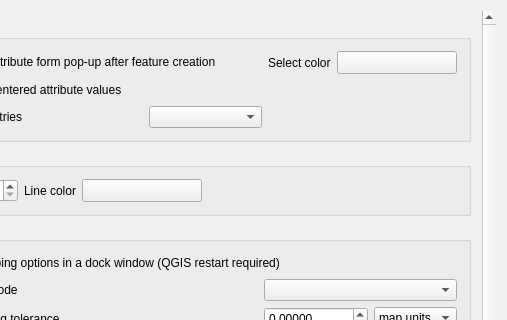
First picture: the form in src/ui/qgsoptionsbase.ui, repository qgis/QGIS, before the edit; both pictures show x 273 to 780 and y 0 to 320 of the 780 by 629 pixel window.
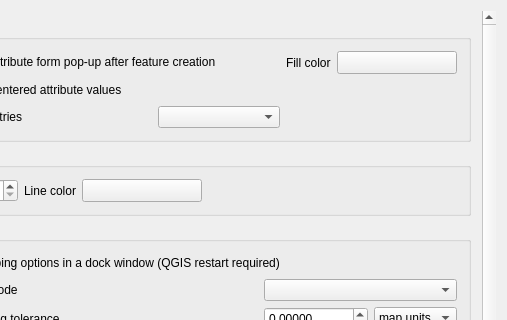
Second picture: the form after the edit. The open tabs and pages were chosen to show the change. Icons and pictures are not drawn. Custom widgets are drawn as their Qt base class.

Commit message: Use the fill color also on create feature

```diff
--- a/src/ui/qgsoptionsbase.ui
+++ b/src/ui/qgsoptionsbase.ui
@@ -3583,7 +3583,7 @@
                      </sizepolicy>
                     </property>
                     <property name="text">
-                     <string>Select color</string>
+                     <string>Fill color</string>
                     </property>
                    </widget>
                   </item>
```
Left out of the diff: 2 changed lines with no effect on the pictures. The commit also changes 2 other files.
